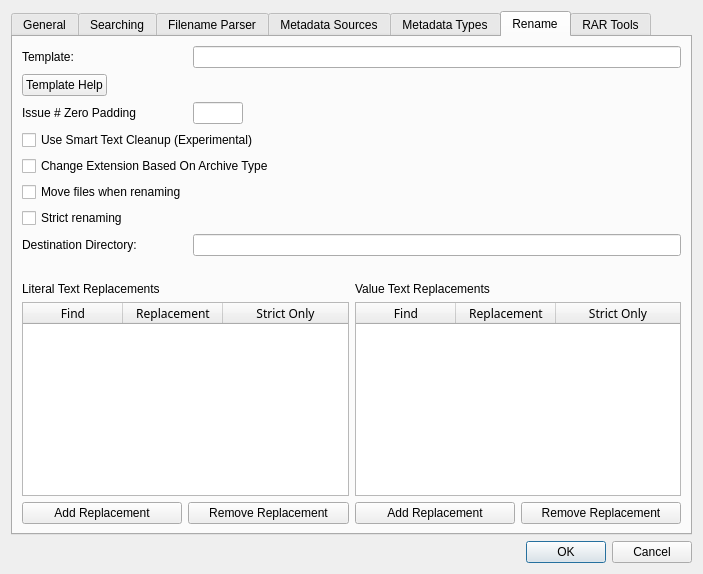
Old version of the form comictaggerlib/ui/settingswindow.ui in the repository comictagger/comictagger.
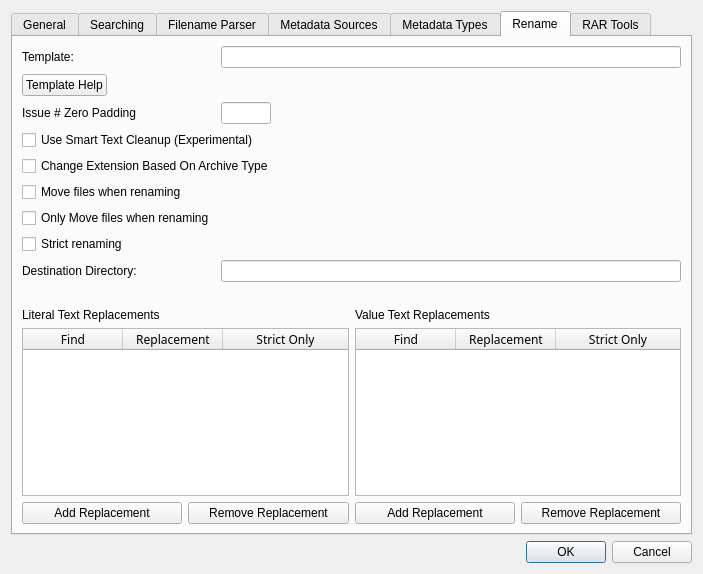
New version of the form. The open tabs and pages were chosen to show the change.

Patch:
```diff
--- a/comictaggerlib/ui/settingswindow.ui
+++ b/comictaggerlib/ui/settingswindow.ui
@@ -658,7 +658,7 @@
              </property>
             </widget>
            </item>
-           <item row="9" column="0">
+           <item row="11" column="0">
             <widget class="QLabel" name="lblDirectory">
              <property name="text">
               <string>Destination Directory:</string>
@@ -668,10 +668,10 @@
              </property>
             </widget>
            </item>
-           <item row="9" column="1">
+           <item row="11" column="1">
             <widget class="QLineEdit" name="leDirectory"/>
            </item>
-           <item row="8" column="0">
+           <item row="9" column="0">
             <widget class="QCheckBox" name="cbxRenameStrict">
              <property name="toolTip">
               <string>If checked will ensure reserved characters and filenames are removed for all Operating Systems.&lt;br/&gt;By default only removes restricted characters and filenames for the current Operating System.</string>
@@ -681,9 +681,16 @@
              </property>
             </widget>
            </item>
-           <item row="10" column="1">
+           <item row="12" column="1">
             <widget class="QLabel" name="lblDir"/>
            </item>
+           <item row="8" column="0">
+            <widget class="QCheckBox" name="cbxMoveOnly">
+             <property name="text">
+              <string>Only Move files when renaming</string>
+             </property>
+            </widget>
+           </item>
           </layout>
          </item>
          <item row="3" column="0">
```
